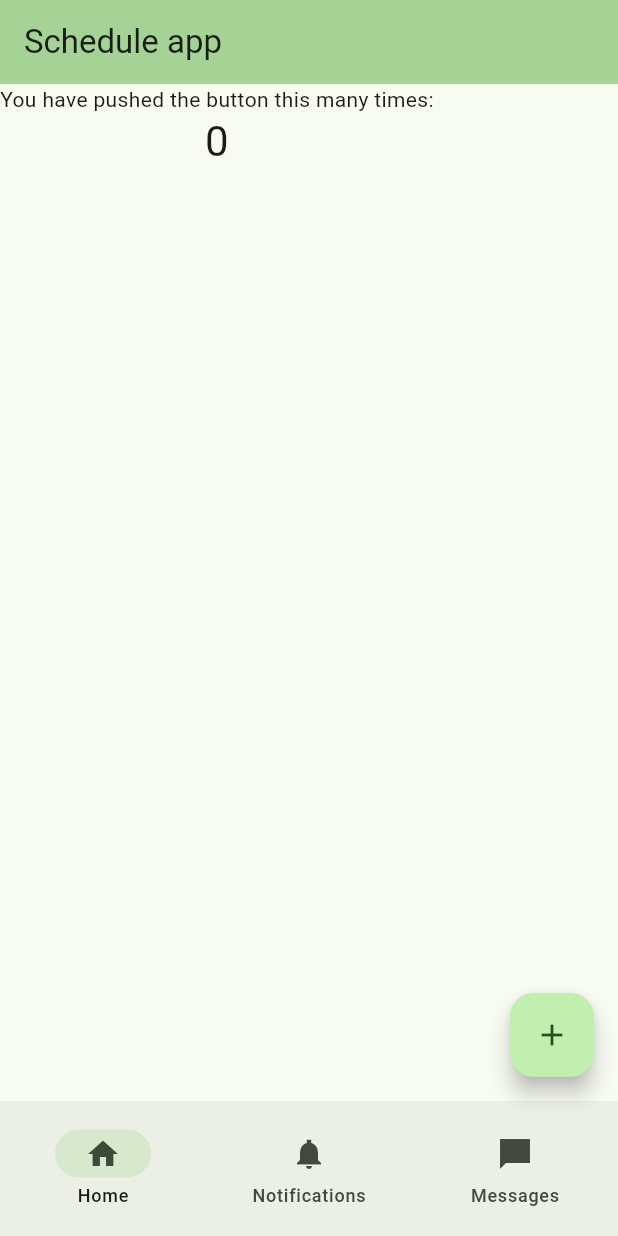
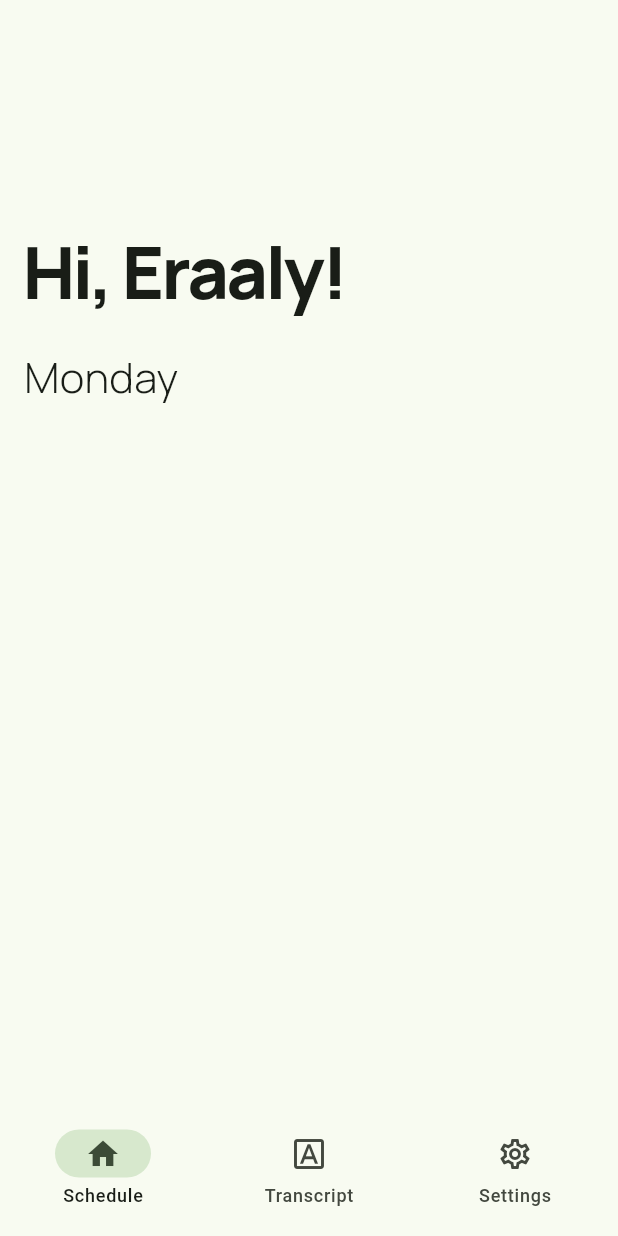
Before and after one commit to zarpach/ScheduleApp, a Flutter app: the screen it shows after launch, on a phone screen of 412 x 824 dp. Run offline on Flutter 3.47's test engine with Material 3 defaults, Android fonts, the phone set to English and light mode, and no system bars; our stand-ins replace gap, google_fonts.

Commit message:
Home page IU improvements

```diff
--- a/lib/main.dart
+++ b/lib/main.dart
@@ -1,4 +1,6 @@
 import 'package:flutter/material.dart';
+import 'package:flutter/services.dart';
+import 'package:schedule_app/modules/NavigationBarWidgets/home.dart';
 
 void main() {
   runApp(const MyApp());
@@ -6,10 +8,16 @@ void main() {
 
 class MyApp extends StatelessWidget {
   const MyApp({super.key});
-
   // This widget is the root of your application.
   @override
   Widget build(BuildContext context) {
+    SystemChrome.setSystemUIOverlayStyle(
+      const SystemUiOverlayStyle(
+        statusBarColor: Colors.transparent,
+        statusBarIconBrightness: Brightness.dark,
+        systemNavigationBarColor: Color.fromARGB(255, 239, 238, 230)
+      ),
+    );
     return MaterialApp(
       title: 'Flutter Demo',
       debugShowCheckedModeBanner: false,
@@ -29,9 +37,12 @@ class MyApp extends StatelessWidget {
         //
         // This works for code too, not just values: Most code changes can be
         // tested with just a hot reload.
+        useMaterial3: true,
+
         colorScheme: ColorScheme.fromSeed(
-            seedColor: Colors.lightGreen.shade50,),
-        useMaterial3: true,
+          brightness: Brightness.light,
+          seedColor: Colors.lightGreen.shade50,
+          background: const Color.fromARGB(255, 251, 249, 241)),
       ),
       darkTheme: ThemeData(
         colorScheme: ColorScheme.fromSeed(seedColor: Colors.lightGreen.shade50,
@@ -85,8 +96,15 @@ class _MyHomePageState extends State<MyHomePage> {
     // The Flutter framework has been optimized to make rerunning build methods
     // fast, so that you can just rebuild anything that needs updating rather
     // than having to individually change instances of widgets.
-    return Scaffold(
+    return AnnotatedRegion<SystemUiOverlayStyle>(
+      value: SystemUiOverlayStyle(
+        systemNavigationBarColor: Theme.of(context).navigationBarTheme.backgroundColor,
+        statusBarColor: Colors.transparent,
+        systemNavigationBarIconBrightness: Theme.of(context).brightness,
+      ),
+      child: Scaffold(
         bottomNavigationBar: NavigationBar(
+          backgroundColor: const Color.fromARGB(1, 239, 238, 230),
           height: 90,
           onDestinationSelected: (int index) {
             setState(() {
@@ -97,26 +115,22 @@ class _MyHomePageState extends State<MyHomePage> {
             NavigationDestination(
               selectedIcon: Icon(Icons.home),
               icon: Icon(Icons.home_outlined),
-            label: 'Home',
+              label: 'Schedule',
+              tooltip: 'Schedule',
             ),
             NavigationDestination(
-            icon: Icon(Icons.notifications_sharp),
-            label: 'Notifications',
+              selectedIcon: Icon(Icons.font_download_rounded),
+              icon: Icon(Icons.font_download_outlined),
+              label: 'Transcript',
+              tooltip: 'Transcript',
             ),
             NavigationDestination(
-            icon: Icon(Icons.messenger_sharp),
-            label: 'Messages',
+              selectedIcon: Icon(Icons.settings),
+              icon: Icon(Icons.settings_outlined),
+              label: 'Settings',
+              tooltip: 'Settings',
             ),
           ],
-      ),
-      appBar: AppBar(
-        // TRY THIS: Try changing the color here to a specific color (to
-        // Colors.amber, perhaps?) and trigger a hot reload to see the AppBar
-        // change color while the other colors stay the same.
-        backgroundColor: Theme.of(context).colorScheme.inversePrimary,
-        // Here we take the value from the MyHomePage object that was created by
-        // the App.build method, and use it to set our appbar title.
-        title: Text(widget.title),
         ),
         body: <Widget>[
           // Center is a layout widget. It takes a single child and positions it
@@ -134,17 +148,7 @@ class _MyHomePageState extends State<MyHomePage> {
             // TRY THIS: Invoke "debug painting" (choose the "Toggle Debug Paint"
             // action in the IDE, or press "p" in the console), to see the
             // wireframe for each widget.
-          Column(
-            children: <Widget>[
-              const Text(
-                'You have pushed the button this many times:',
-              ),
-              Text(
-                '$_counter',
-                style: Theme.of(context).textTheme.headlineMedium,
-              ),
-            ],
-          ),
+          const Home(),
           Column(
             children: <Widget>[
               const Text(
@@ -169,11 +173,8 @@ class _MyHomePageState extends State<MyHomePage> {
           )
 
         ][currentPageIndex],
-      floatingActionButton: FloatingActionButton(
-        onPressed: _incrementCounter,
-        tooltip: 'Increment',
-        child: const Icon(Icons.add),
-      ), // This trailing comma makes auto-formatting nicer for build methods.
+        // This trailing comma makes auto-formatting nicer for build methods.
+      ),
     );
   }
 }
--- /dev/null
+++ b/lib/modules/NavigationBarWidgets/home.dart
@@ -0,0 +1,46 @@
+import 'package:flutter/material.dart';
+import 'package:google_fonts/google_fonts.dart';
+import 'package:gap/gap.dart';
+
+class Home extends StatefulWidget {
+  const Home({super.key});
+
+  @override
+  State<Home> createState() => _HomeNavState();
+}
+
+class _HomeNavState extends State<Home> {
+  @override
+  Widget build(BuildContext context) {
+    return Scaffold(
+      body: Padding(
+          padding: const EdgeInsets.all(16.0),
+          child: SizedBox(
+            height: 255,
+            child: Column(
+              crossAxisAlignment: CrossAxisAlignment.stretch,
+              mainAxisAlignment: MainAxisAlignment.end,
+              children: [
+                Text(
+                    'Hi, Eraaly!',
+                    style: GoogleFonts.manrope(
+                      fontWeight: FontWeight.w800,
+                      letterSpacing: -2,
+                      fontSize: 48
+                    )),
+                const Gap(16),
+                Text(
+                    'Monday',
+                    style: GoogleFonts.manrope(
+                      fontWeight: FontWeight.w300,
+                      fontSize: 28
+                    ),
+                )
+              ],
+            ),
+          ),
+      )
+    );
+  }
+
+}
```
Also changed, not shown: pubspec.yaml (+13 -11 lines), lib/modules/NavigationBarWidgets/transcriptPage.dart (added), pubspec.lock, 2 other files. Lines whose indentation alone changed are shown as unchanged.
